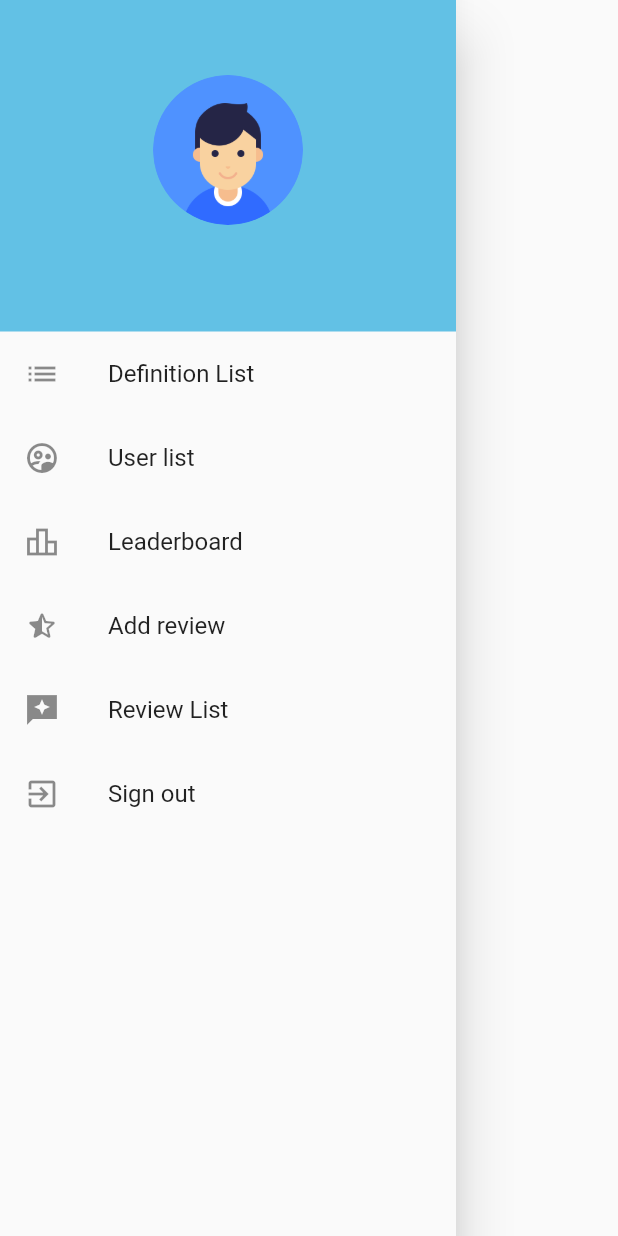
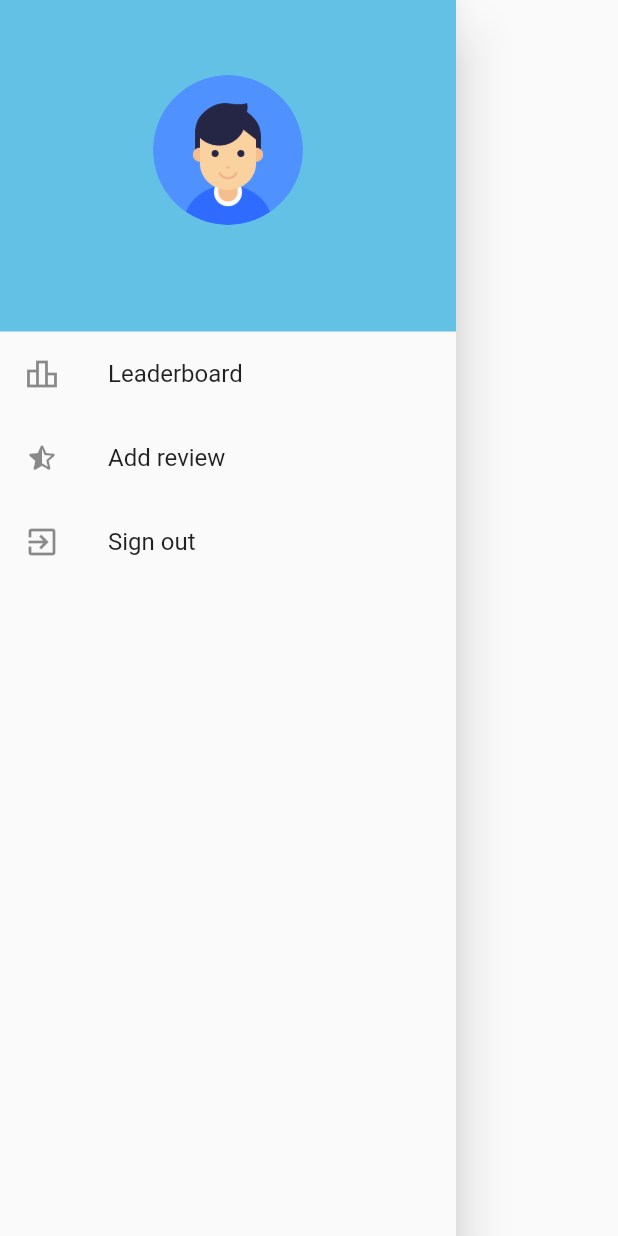
Before and after one commit to rukshan99/wordly, a Flutter app: the MainDrawer widget shown alone on an empty page, opened directly, on a phone screen of 412 x 824 dp. Run offline on Flutter 3.47's test engine with Material 2 defaults, Android fonts, the phone set to English and light mode, and no system bars; our stand-ins replace animated_splash_screen, cloud_firestore, firebase_auth, firebase_core, flutter_rating_bar, flutter_speed_dial and 8 more; missing offline and left inert: dart:ffi; accounts and stored records are empty.

Commit message:
protected routes

```diff
--- a/lib/widgets/main_drawer.dart
+++ b/lib/widgets/main_drawer.dart
@@ -14,11 +14,11 @@ class MainDrawer extends StatelessWidget {
   Widget build(BuildContext context) {
     final FirebaseAuth _auth = FirebaseAuth.instance;
     final user = _auth.currentUser;
+    final isAdmin = user!.email == 'admin@gmail.com';
+
     navigateLogin() async {
       Navigator.pushReplacementNamed(context, "login");
     }
-
-
 
     navigateToReview() async {
       Navigator.pushReplacementNamed(context, "review");
@@ -62,16 +62,20 @@ class MainDrawer extends StatelessWidget {
               ),
             ),
           ),
-          ListTile(
+          if(isAdmin) ListTile(
             leading: const Icon(Icons.list),
             title: const Text('Definition List'),
             onTap: () async {
               _auth.authStateChanges().listen((event) {
-                Navigator.push(context, MaterialPageRoute(builder: (context)=> DefinitionAdminWelcomeSplashScreen() ));
+                Navigator.push(
+                    context,
+                    MaterialPageRoute(
+                        builder: (context) =>
+                            DefinitionAdminWelcomeSplashScreen()));
               });
             },
           ),
-          ListTile(
+          if(isAdmin) ListTile(
             leading: const Icon(Icons.supervised_user_circle_outlined),
             title: const Text('User list'),
             onTap: () {
@@ -87,12 +91,12 @@ class MainDrawer extends StatelessWidget {
                   MaterialPageRoute(builder: (context) => const LeaderBoard()));
             },
           ),
-          ListTile(
+          if(!isAdmin) ListTile(
             leading: const Icon(Icons.star_half_rounded),
             title: const Text('Add review'),
             onTap: () => {navigateToReview()},
           ),
-          ListTile(
+          if(isAdmin) ListTile(
             leading: const Icon(Icons.reviews_sharp),
             title: const Text('Review List'),
             onTap: () => {navigateToReviewList()},
```
